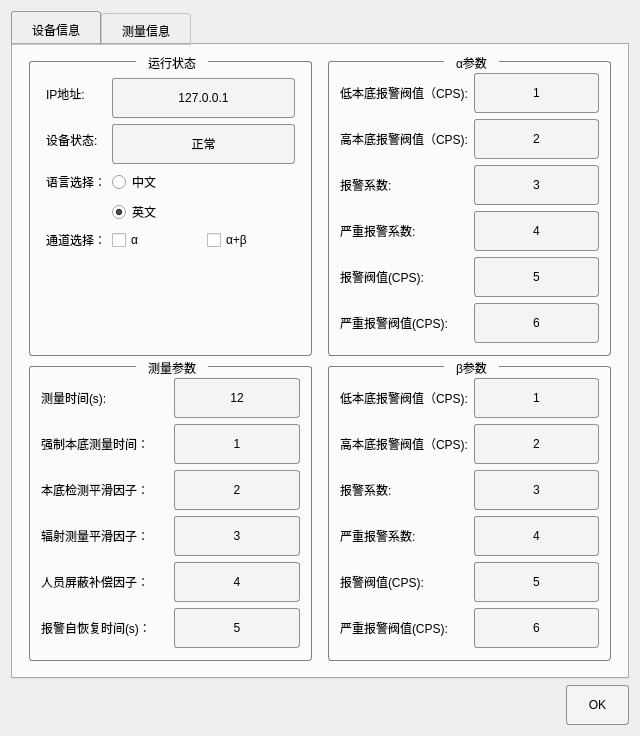
First picture: the form in Demo/desystemconfigwidget.ui, repository 13438120136/XDemo, before the edit.
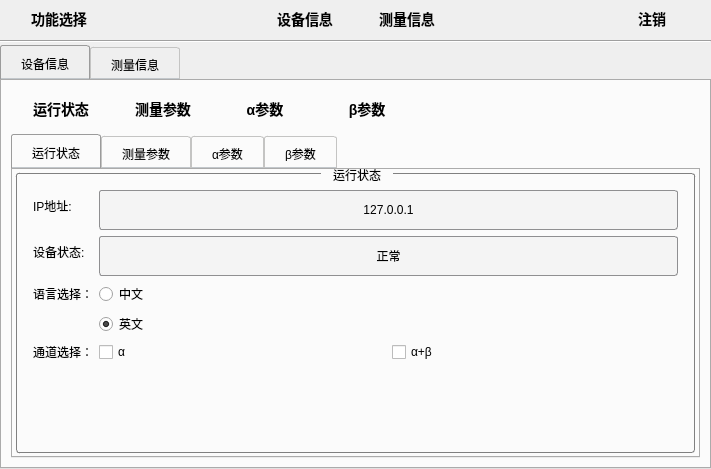
Second picture: the form after the edit. The open tabs and pages were chosen to show the change. Custom widgets are drawn as their Qt base class.

The edit to the form file:
```diff
--- a/Demo/desystemconfigwidget.ui
+++ b/Demo/desystemconfigwidget.ui
@@ -6,8 +6,8 @@
    <rect>
     <x>0</x>
     <y>0</y>
-    <width>640</width>
-    <height>480</height>
+    <width>711</width>
+    <height>469</height>
    </rect>
   </property>
   <property name="windowTitle">
@@ -22,6 +22,11 @@
    font: 16pt &quot;新宋体&quot;;
 }
 
+QTabWidget
+{
+   border:none;
+}
+
 QDateEdit::drop-down
 {
    border:1px solid black;
@@ -89,7 +94,7 @@
 	background-color: rgb(244, 244, 244);
      border: 1px solid #8f8f91;
      border-radius: 3px;
-     min-width: 61px;
+     min-width: 100px;
      min-height: 38px;
  }
 
@@ -135,8 +140,121 @@
      margin-top: 2px; /* make non-selected tabs look smaller */
  }</string>
   </property>
+  <layout class="QGridLayout" name="gridLayout_21">
+   <property name="horizontalSpacing">
+    <number>0</number>
+   </property>
+   <property name="verticalSpacing">
+    <number>2</number>
+   </property>
+   <property name="margin">
+    <number>0</number>
+   </property>
+   <item row="0" column="0">
+    <widget class="QWidget" name="widget_4" native="true">
+     <property name="styleSheet">
+      <string notr="true">QPushButton
+{   
+   background-color: rgb(255, 255, 255, 0);
+   border:0px solid red;
+   border-radius:0px;
+   font:bold 14px;
+}
+
+QPushButton:focus
+{
+   border-left-width:0px;
+   border-right-width:0px;
+   border-top-width:0px;
+   border-bottom-width:2px;   
+   border-bottom-color:  rgb(66, 189, 170);
+   color:  rgb(66, 189, 170);
+}</string>
+     </property>
   <layout class="QGridLayout" name="gridLayout_17">
+      <property name="leftMargin">
+       <number>9</number>
+      </property>
+      <property name="topMargin">
+       <number>0</number>
+      </property>
+      <property name="rightMargin">
+       <number>9</number>
+      </property>
+      <property name="bottomMargin">
+       <number>0</number>
+      </property>
+      <property name="horizontalSpacing">
+       <number>2</number>
+      </property>
+      <property name="verticalSpacing">
+       <number>0</number>
+      </property>
    <item row="0" column="0">
+       <widget class="QPushButton" name="pushButton_8">
+        <property name="text">
+         <string>功能选择</string>
+        </property>
+       </widget>
+      </item>
+      <item row="0" column="1">
+       <spacer name="horizontalSpacer_2">
+        <property name="orientation">
+         <enum>Qt::Horizontal</enum>
+        </property>
+        <property name="sizeHint" stdset="0">
+         <size>
+          <width>139</width>
+          <height>20</height>
+         </size>
+        </property>
+       </spacer>
+      </item>
+      <item row="0" column="2">
+       <widget class="QPushButton" name="pushButton_9">
+        <property name="text">
+         <string>设备信息</string>
+        </property>
+       </widget>
+      </item>
+      <item row="0" column="3">
+       <widget class="QPushButton" name="pushButton_10">
+        <property name="text">
+         <string>测量信息</string>
+        </property>
+       </widget>
+      </item>
+      <item row="0" column="4">
+       <spacer name="horizontalSpacer_3">
+        <property name="orientation">
+         <enum>Qt::Horizontal</enum>
+        </property>
+        <property name="sizeHint" stdset="0">
+         <size>
+          <width>138</width>
+          <height>20</height>
+         </size>
+        </property>
+       </spacer>
+      </item>
+      <item row="0" column="5">
+       <widget class="QPushButton" name="pushButton_11">
+        <property name="text">
+         <string>注销</string>
+        </property>
+       </widget>
+      </item>
+     </layout>
+    </widget>
+   </item>
+   <item row="1" column="0">
+    <widget class="Line" name="line">
+     <property name="orientation">
+      <enum>Qt::Horizontal</enum>
+     </property>
+    </widget>
+   </item>
+   <item row="2" column="0">
     <widget class="QTabWidget" name="tabWidget">
      <property name="styleSheet">
       <string notr="true"/>
@@ -157,15 +275,104 @@
        <property name="margin">
         <number>0</number>
        </property>
+       <property name="spacing">
+        <number>0</number>
+       </property>
        <item row="0" column="0">
         <widget class="QStackedWidget" name="stackedWidget">
          <property name="currentIndex">
           <number>0</number>
          </property>
          <widget class="QWidget" name="page">
-          <layout class="QGridLayout" name="gridLayout_19">
+          <layout class="QGridLayout" name="gridLayout_20">
            <item row="0" column="0">
-            <layout class="QGridLayout" name="gridLayout_18">
+            <widget class="QWidget" name="widget_3" native="true">
+             <property name="styleSheet">
+              <string notr="true">QPushButton
+{   
+   background-color: rgb(255, 255, 255, 0);
+   border:0px solid red;
+   border-radius:0px;
+   font:bold 14px;
+}
+
+QPushButton:focus
+{
+   border-left-width:0px;
+   border-right-width:0px;
+   border-top-width:0px;
+   border-bottom-width:2px;   
+   border-bottom-color:  rgb(66, 189, 170);
+   color:  rgb(66, 189, 170);
+}</string>
+             </property>
+             <layout class="QGridLayout" name="gridLayout_16">
+              <property name="horizontalSpacing">
+               <number>2</number>
+              </property>
+              <property name="verticalSpacing">
+               <number>0</number>
+              </property>
+              <property name="margin">
+               <number>0</number>
+              </property>
+              <item row="0" column="0">
+               <widget class="QPushButton" name="pushButton">
+                <property name="text">
+                 <string>运行状态</string>
+                </property>
+               </widget>
+              </item>
+              <item row="0" column="1">
+               <widget class="QPushButton" name="pushButton_5">
+                <property name="text">
+                 <string>测量参数</string>
+                </property>
+               </widget>
+              </item>
+              <item row="0" column="2">
+               <widget class="QPushButton" name="pushButton_6">
+                <property name="text">
+                 <string>α参数</string>
+                </property>
+               </widget>
+              </item>
+              <item row="0" column="3">
+               <widget class="QPushButton" name="pushButton_7">
+                <property name="text">
+                 <string>β参数</string>
+                </property>
+               </widget>
+              </item>
+              <item row="0" column="4">
+               <spacer name="horizontalSpacer">
+                <property name="orientation">
+                 <enum>Qt::Horizontal</enum>
+                </property>
+                <property name="sizeHint" stdset="0">
+                 <size>
+                  <width>280</width>
+                  <height>20</height>
+                 </size>
+                </property>
+               </spacer>
+              </item>
+             </layout>
+            </widget>
+           </item>
+           <item row="1" column="0">
+            <widget class="QTabWidget" name="tabWidget_3">
+             <property name="currentIndex">
+              <number>0</number>
+             </property>
+             <widget class="QWidget" name="tab_5">
+              <attribute name="title">
+               <string>运行状态</string>
+              </attribute>
+              <layout class="QGridLayout" name="gridLayout">
+               <property name="margin">
+                <number>0</number>
+               </property>
              <property name="spacing">
               <number>0</number>
              </property>
@@ -264,15 +471,19 @@
                </layout>
               </widget>
              </item>
-             <item row="1" column="0">
+              </layout>
+             </widget>
+             <widget class="QWidget" name="tab_6">
+              <attribute name="title">
+               <string>测量参数</string>
+              </attribute>
+              <layout class="QGridLayout" name="gridLayout_15">
+               <item row="0" column="0">
               <widget class="QGroupBox" name="groupBox_2">
                <property name="title">
                 <string>测量参数</string>
                </property>
                <layout class="QGridLayout" name="gridLayout_6">
-                <property name="margin">
-                 <number>6</number>
-                </property>
                 <item row="0" column="0">
                  <layout class="QGridLayout" name="gridLayout_2">
                   <property name="spacing">
@@ -404,12 +615,12 @@
               </widget>
              </item>
             </layout>
-           </item>
-           <item row="0" column="1">
-            <layout class="QGridLayout" name="gridLayout_16">
-             <property name="spacing">
-              <number>0</number>
-             </property>
+             </widget>
+             <widget class="QWidget" name="tab_7">
+              <attribute name="title">
+               <string>α参数</string>
+              </attribute>
+              <layout class="QGridLayout" name="gridLayout_18">
              <item row="0" column="0">
               <widget class="QGroupBox" name="groupBox_4">
                <property name="title">
@@ -549,7 +760,14 @@
                </layout>
               </widget>
              </item>
-             <item row="1" column="0">
+              </layout>
+             </widget>
+             <widget class="QWidget" name="tab_8">
+              <attribute name="title">
+               <string>β参数</string>
+              </attribute>
+              <layout class="QGridLayout" name="gridLayout_19">
+               <item row="0" column="0">
               <widget class="QGroupBox" name="groupBox_5">
                <property name="title">
                 <string>β参数</string>
@@ -686,6 +904,8 @@
               </widget>
              </item>
             </layout>
+             </widget>
+            </widget>
            </item>
           </layout>
          </widget>
@@ -869,30 +1089,6 @@
      </widget>
     </widget>
    </item>
-   <item row="1" column="0">
-    <layout class="QGridLayout" name="gridLayout_15">
-     <item row="0" column="0">
-      <spacer name="horizontalSpacer">
-       <property name="orientation">
-        <enum>Qt::Horizontal</enum>
-       </property>
-       <property name="sizeHint" stdset="0">
-        <size>
-         <width>448</width>
-         <height>20</height>
-        </size>
-       </property>
-      </spacer>
-     </item>
-     <item row="0" column="1">
-      <widget class="QPushButton" name="okBtn">
-       <property name="text">
-        <string>OK</string>
-       </property>
-      </widget>
-     </item>
-    </layout>
-   </item>
   </layout>
  </widget>
  <layoutdefault spacing="6" margin="11"/>
```
Left out of the diff: 2 changed lines with no effect on the pictures. Lines whose indentation alone changed are shown as unchanged.
